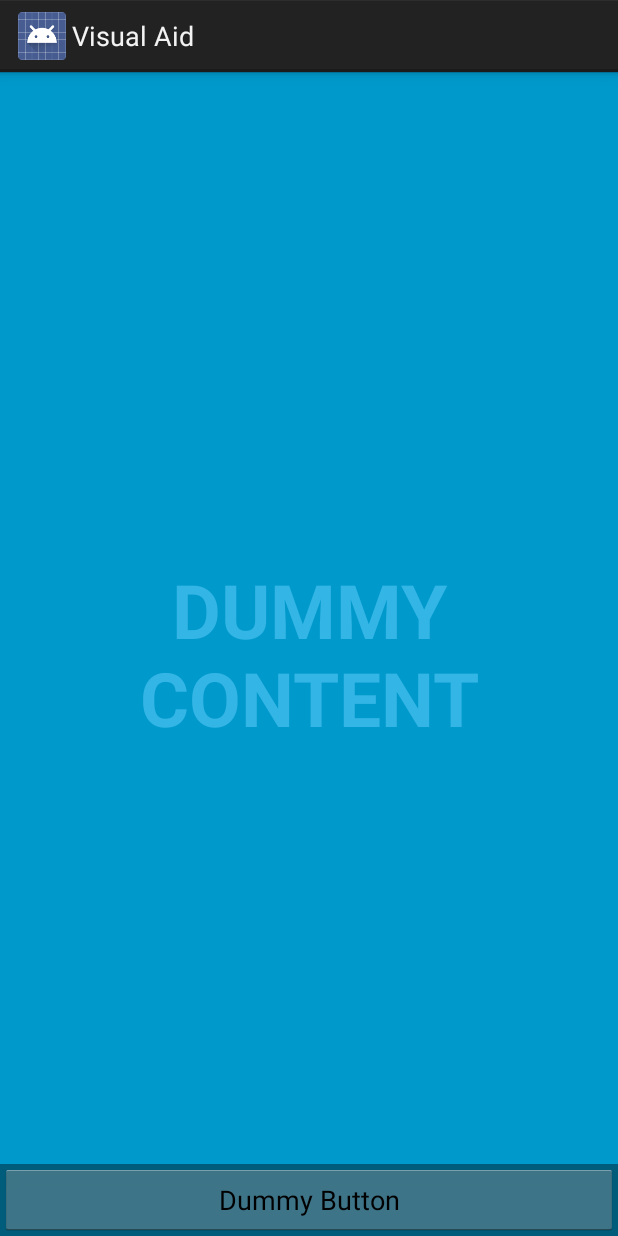
After one commit to CS499UK/AndroidTouchedPixel, an Android app: the layout activity_fullscreen.xml on its own in the app's theme, with its tools: preview values and no code run, on a phone screen of 412 x 824 dp. The commit adds this screen. Run offline under Robolectric (Android 15) with nearby library versions, the phone set to English and light mode, and no system bars.

Commit message:
Fixed the crash.  Added a FullscreenActivity with dummy content.

```diff
--- a/app/build.gradle
+++ b/app/build.gradle
@@ -23,6 +23,7 @@
 }
 
 dependencies {
-    compile 'com.android.support:support-v4:18.0.0'
     compile project(':libraries:tess-two')
+    compile project(':openCVLibrary2410')
+    compile 'com.android.support:support-v4:21.0.3'
 }
--- /dev/null
+++ b/app/src/main/res/layout/activity_fullscreen.xml
@@ -0,0 +1,32 @@
+<FrameLayout xmlns:android="http://schemas.android.com/apk/res/android"
+    xmlns:tools="http://schemas.android.com/tools" android:layout_width="match_parent"
+    android:layout_height="match_parent" android:background="#0099cc"
+    tools:context="com.example.androidtouchedpixel.FullscreenActivity">
+
+    <!-- The primary full-screen view. This can be replaced with whatever view
+         is needed to present your content, e.g. VideoView, SurfaceView,
+         TextureView, etc. -->
+    <TextView android:id="@+id/fullscreen_content" android:layout_width="match_parent"
+        android:layout_height="match_parent" android:keepScreenOn="true" android:textColor="#33b5e5"
+        android:textStyle="bold" android:textSize="50sp" android:gravity="center"
+        android:text="@string/dummy_content" />
+
+    <!-- This FrameLayout insets its children based on system windows using
+         android:fitsSystemWindows. -->
+    <FrameLayout android:layout_width="match_parent" android:layout_height="match_parent"
+        android:fitsSystemWindows="true">
+
+        <LinearLayout android:id="@+id/fullscreen_content_controls" style="?metaButtonBarStyle"
+            android:layout_width="match_parent" android:layout_height="wrap_content"
+            android:layout_gravity="bottom|center_horizontal"
+            android:background="@color/black_overlay" android:orientation="horizontal"
+            tools:ignore="UselessParent">
+
+            <Button android:id="@+id/dummy_button" style="?metaButtonBarButtonStyle"
+                android:layout_width="0dp" android:layout_height="wrap_content"
+                android:layout_weight="1" android:text="@string/dummy_button" />
+
+        </LinearLayout>
+    </FrameLayout>
+
+</FrameLayout>
--- a/app/src/main/res/values-v11/styles.xml
+++ b/app/src/main/res/values-v11/styles.xml
@@ -2,4 +2,16 @@
 
     <style name="AppTheme" parent="android:Theme.Holo.Light" />
 
+    <style name="FullscreenTheme" parent="android:Theme.Holo">
+        <item name="android:actionBarStyle">@style/FullscreenActionBarStyle</item>
+        <item name="android:windowActionBarOverlay">true</item>
+        <item name="android:windowBackground">@null</item>
+        <item name="metaButtonBarStyle">?android:attr/buttonBarStyle</item>
+        <item name="metaButtonBarButtonStyle">?android:attr/buttonBarButtonStyle</item>
+    </style>
+
+    <style name="FullscreenActionBarStyle" parent="android:Widget.Holo.ActionBar">
+        <item name="android:background">@color/black_overlay</item>
+    </style>
+
 </resources>
--- /dev/null
+++ b/app/src/main/res/values/colors.xml
@@ -0,0 +1,5 @@
+<resources>
+
+    <color name="black_overlay">#66000000</color>
+
+</resources>
--- a/app/src/main/res/values/strings.xml
+++ b/app/src/main/res/values/strings.xml
@@ -9,4 +9,9 @@
     <string name="text1">Text to Speech</string>
     <string name="write">Write Text</string>
 
+    <string name="title_activity_fullscreen">FullscreenActivity</string>
+    <string name="dummy_button">Dummy Button</string>
+    <string name="dummy_content">DUMMY\nCONTENT</string>
+    <string name="imageHint">your_filename_here</string>
+
 </resources>
--- a/app/src/main/res/values/styles.xml
+++ b/app/src/main/res/values/styles.xml
@@ -2,4 +2,23 @@
 
     <style name="AppTheme" parent="android:Theme.Light" />
 
+    <style name="FullscreenTheme" parent="android:Theme.NoTitleBar">
+        <item name="android:windowContentOverlay">@null</item>
+        <item name="android:windowBackground">@null</item>
+        <item name="metaButtonBarStyle">@style/ButtonBar</item>
+        <item name="metaButtonBarButtonStyle">@style/ButtonBarButton</item>
+    </style>
+
+    <!-- Backward-compatible version of ?android:attr/buttonBarStyle -->
+    <style name="ButtonBar">
+        <item name="android:paddingLeft">2dp</item>
+        <item name="android:paddingTop">5dp</item>
+        <item name="android:paddingRight">2dp</item>
+        <item name="android:paddingBottom">0dp</item>
+        <item name="android:background">@android:drawable/bottom_bar</item>
+    </style>
+
+    <!-- Backward-compatible version of ?android:attr/buttonBarButtonStyle -->
+    <style name="ButtonBarButton" />
+
 </resources>
--- a/libraries/tess-two/build.gradle
+++ b/libraries/tess-two/build.gradle
@@ -12,7 +12,7 @@
     buildToolsVersion "21.1.2"
     defaultConfig {
         minSdkVersion 8
-        targetSdkVersion 19
+        targetSdkVersion 15
     }
     sourceSets.main {
         manifest.srcFile 'AndroidManifest.xml'
--- a/settings.gradle
+++ b/settings.gradle
@@ -1 +1,2 @@
 include ':app', ':libraries:tess-two'
+include ':openCVLibrary2410'
```
Also changed, not shown: app/src/main/AndroidManifest.xml (+20 -1 lines), app/src/main/java/com/example/androidtouchedpixel/FullscreenActivity.java (added, +205 -0 lines), app/src/main/java/com/example/androidtouchedpixel/MainActivity.java (+14 -0 lines), app/src/main/java/com/example/androidtouchedpixel/util/SystemUiHider.java (added, +172 -0 lines), app/src/main/java/com/example/androidtouchedpixel/util/SystemUiHiderBase.java (added, +63 -0 lines), app/src/main/java/com/example/androidtouchedpixel/util/SystemUiHiderHoneycomb.java (added, +141 -0 lines), app/src/main/res/layout/activity_main.xml (+24 -3 lines), app/src/main/res/values/attrs.xml (added, +12 -0 lines), 6 other files.
